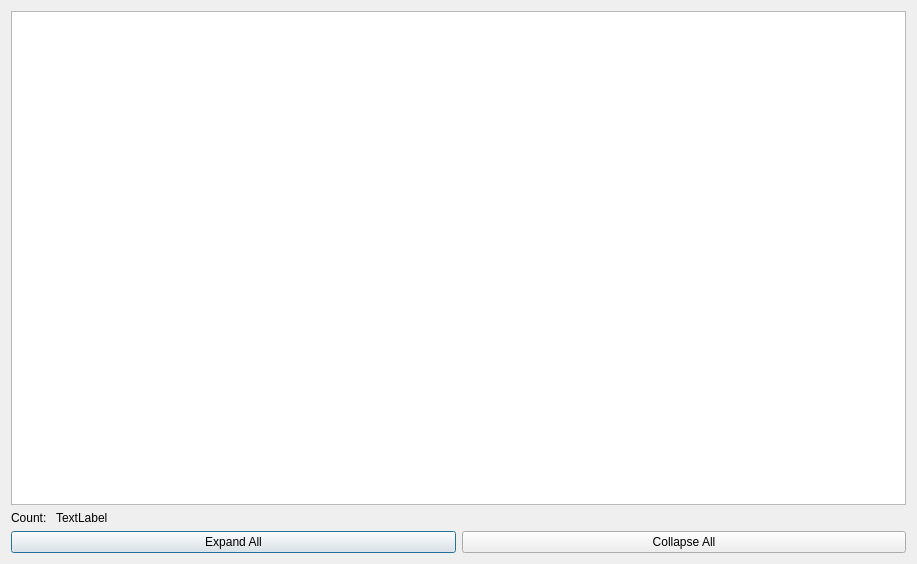
Above: dialog.ui from don78colorado/fileBrowser before the change. Below: the same form after it.
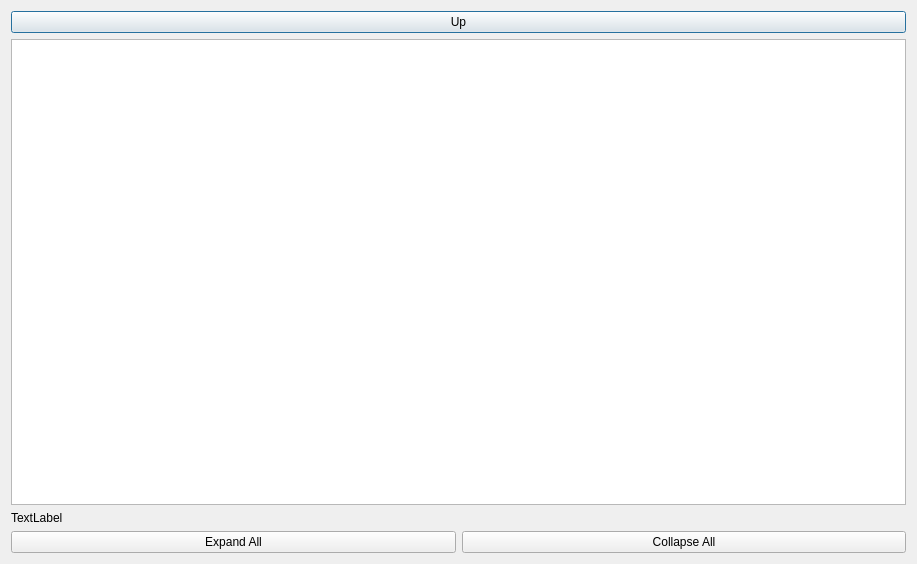
That is the form after the change.

```diff
--- a/dialog.ui
+++ b/dialog.ui
@@ -14,24 +14,18 @@
    <string>Dialog</string>
   </property>
   <layout class="QVBoxLayout" name="verticalLayout">
+   <item>
+    <widget class="QPushButton" name="pushButton">
+     <property name="text">
+      <string>Up</string>
+     </property>
+    </widget>
+   </item>
    <item>
     <widget class="QTreeView" name="treeView"/>
    </item>
    <item>
     <layout class="QHBoxLayout" name="horizontalLayout_2">
-     <item>
-      <widget class="QLabel" name="label">
-       <property name="sizePolicy">
-        <sizepolicy hsizetype="Maximum" vsizetype="Preferred">
-         <horstretch>0</horstretch>
-         <verstretch>0</verstretch>
-        </sizepolicy>
-       </property>
-       <property name="text">
-        <string>Count: </string>
-       </property>
-      </widget>
-     </item>
      <item>
       <widget class="QLabel" name="label_2">
        <property name="text">
```
